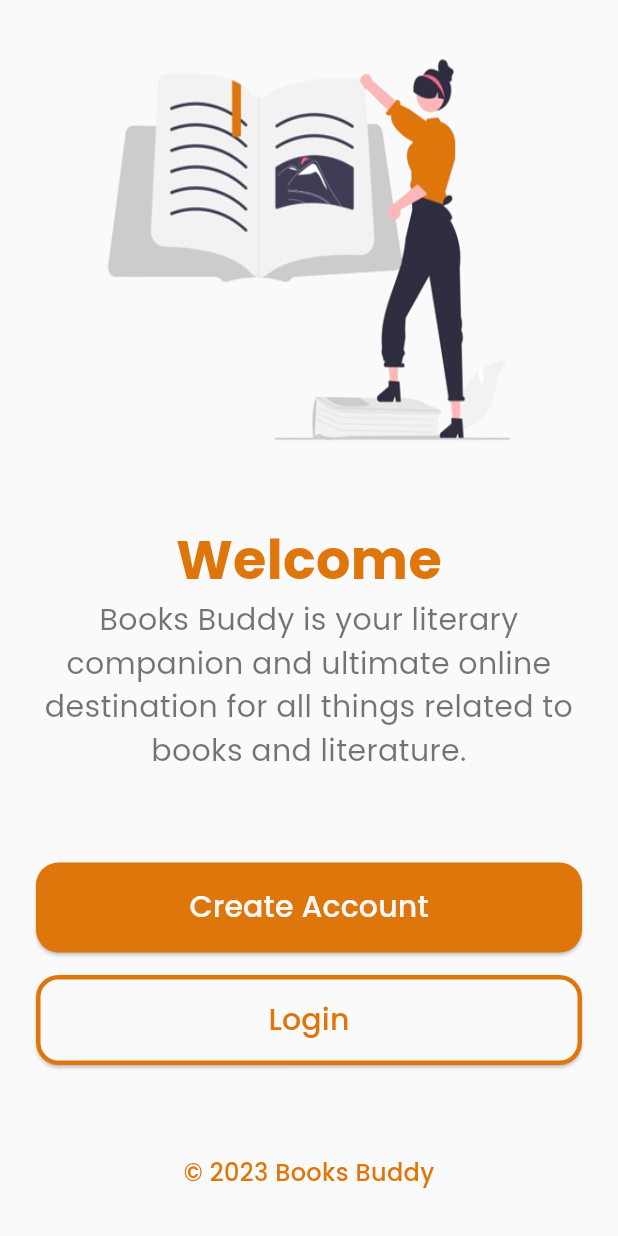
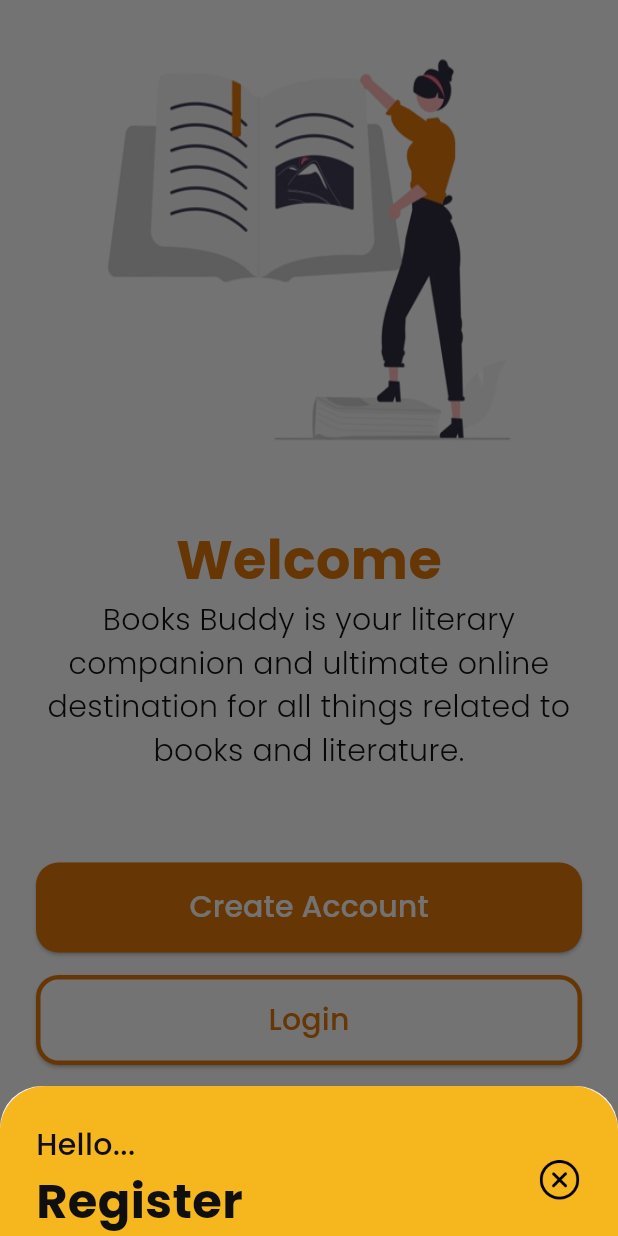
Before and after one commit to jago-bikin-web/books-buddy-mobile, a Flutter app: the screen it shows after launch, after a tap on "Create Account", on a phone screen of 412 x 824 dp. Run offline on Flutter 3.47's test engine with Material 3 defaults, Android fonts, the phone set to English and light mode, and no system bars; our stand-ins replace google_fonts; missing offline and left inert: pbp_django_auth.

Commit message:
feat: asset register dan showmodal register

```diff
--- a/lib/auth/screens/welcome.dart
+++ b/lib/auth/screens/welcome.dart
@@ -1,3 +1,6 @@
+// ignore_for_file: prefer_const_constructors, prefer_const_literals_to_create_immutables
+
+import 'package:books_buddy/shared/shared.dart';
 import 'package:google_fonts/google_fonts.dart';
 import 'package:flutter/material.dart';
 
@@ -7,7 +10,7 @@
   @override
   Widget build(BuildContext context) {
     return Scaffold(
-      backgroundColor: const Color(0xFFFAFAFA),
+      backgroundColor: backgroundColour,
       body: SafeArea(
         bottom: false,
         child: ListView(
@@ -23,19 +26,14 @@
             ),
             Text(
               "Welcome",
-              style: GoogleFonts.poppins(
-                textStyle: const TextStyle(fontSize: 36),
-                color: const Color(0xFFDF760B),
-                fontWeight: FontWeight.bold,
-              ),
+              style: defaultText.copyWith(
+                  color: primaryColour, fontWeight: FontWeight.bold),
               textAlign: TextAlign.center,
             ),
             Text(
               "Books Buddy is your literary companion and ultimate online destination for all things related to books and literature.",
-              style: GoogleFonts.poppins(
-                textStyle: const TextStyle(fontSize: 20),
-                color: Colors.black54,
-              ),
+              style: defaultText.copyWith(
+                  fontSize: 20, fontWeight: FontWeight.w300),
               textAlign: TextAlign.center,
             ),
             const SizedBox(
@@ -45,7 +43,80 @@
               height: 60,
               width: MediaQuery.of(context).size.width - 2 * 24,
               child: ElevatedButton(
-                onPressed: () {},
+                onPressed: () {
+                  // NOTE: MENAMPILKAN MODAL REGISTER
+                  showModalBottomSheet(
+                      context: context,
+                      builder: (context) {
+                        return StatefulBuilder(builder:
+                            (BuildContext context, StateSetter setState) {
+                          return Wrap(
+                            children: [
+                              Container(
+                                color: Colors.transparent,
+                                child: Container(
+                                  decoration: BoxDecoration(
+                                      color: secondaryColour,
+                                      borderRadius: const BorderRadius.only(
+                                          topLeft: Radius.circular(30),
+                                          topRight: Radius.circular(30))),
+                                  child: Container(
+                                    margin: const EdgeInsets.symmetric(
+                                        horizontal: 24),
+                                    child: Column(
+                                      crossAxisAlignment:
+                                          CrossAxisAlignment.start,
+                                      children: [
+                                        SizedBox(
+                                          height: 25,
+                                        ),
+                                        Row(
+                                          children: [
+                                            Column(
+                                              crossAxisAlignment:
+                                                  CrossAxisAlignment.start,
+                                              children: [
+                                                Text(
+                                                  "Hello...",
+                                                  style: defaultText.copyWith(
+                                                      fontSize: 20,
+                                                      color: blackColour),
+                                                ),
+                                                Text(
+                                                  "Register",
+                                                  style: defaultText.copyWith(
+                                                      fontSize: 32,
+                                                      color: blackColour,
+                                                      fontWeight:
+                                                          FontWeight.bold),
+                                                ),
+                                              ],
+                                            ),
+                                            Spacer(),
+                                            Center(
+                                              child: InkWell(
+                                                onTap: () {
+                                                  Navigator.pop(context);
+                                                },
+                                                child: Image.asset(
+                                                  "assets/images/close.png",
+                                                  height: 30,
+                                                  width: 30,
+                                                ),
+                                              ),
+                                            )
+                                          ],
+                                        )
+                                      ],
+                                    ),
+                                  ),
+                                ),
+                              )
+                            ],
+                          );
+                        });
+                      });
+                },
                 style: ElevatedButton.styleFrom(
                     backgroundColor: const Color(0xFFDF760B),
                     shape: RoundedRectangleBorder(
@@ -53,11 +124,8 @@
                     )),
                 child: Text(
                   "Create Account",
-                  style: GoogleFonts.poppins(
-                    textStyle: const TextStyle(fontSize: 20),
-                    color: const Color(0xFFFAFAFA),
-                    fontWeight: FontWeight.w500,
-                  ),
+                  style: defaultText.copyWith(
+                      fontSize: 20, color: backgroundColour),
                 ),
               ),
             ),
@@ -70,21 +138,18 @@
               child: ElevatedButton(
                 onPressed: () {},
                 style: ElevatedButton.styleFrom(
-                    backgroundColor: const Color(0xFFFAFAFA),
+                    backgroundColor: backgroundColour,
                     shape: RoundedRectangleBorder(
-                      side: const BorderSide(
-                        color: Color(0xFFDF760B),
+                      side: BorderSide(
+                        color: primaryColour,
                         width: 3,
                       ),
                       borderRadius: BorderRadius.circular(15),
                     )),
                 child: Text(
                   "Login",
-                  style: GoogleFonts.poppins(
-                    textStyle: const TextStyle(fontSize: 20),
-                    color: const Color(0xFFDF760B),
-                    fontWeight: FontWeight.w500,
-                  ),
+                  style:
+                      defaultText.copyWith(fontSize: 20, color: primaryColour),
                 ),
               ),
             ),
--- a/lib/main.dart
+++ b/lib/main.dart
@@ -1,4 +1,5 @@
 import 'package:books_buddy/auth/screens/welcome.dart';
+import 'package:books_buddy/shared/shared.dart';
 import 'package:flutter/material.dart';
 import 'package:pbp_django_auth/pbp_django_auth.dart';
 import 'package:provider/provider.dart';
@@ -17,9 +18,12 @@
         CookieRequest request = CookieRequest();
         return request;
       },
-      child: const MaterialApp(
+      child: MaterialApp(
         debugShowCheckedModeBanner: false,
-        home: WelcomePage(),
+        theme: ThemeData(
+          primaryColor: backgroundColour,
+        ),
+        home: const WelcomePage(),
       ),
     );
   }
--- /dev/null
+++ b/lib/shared/shared.dart
@@ -0,0 +1,12 @@
+import 'package:flutter/material.dart';
+import 'package:google_fonts/google_fonts.dart';
+
+Color backgroundColour = const Color(0xFFFAFAFA);
+Color primaryColour = const Color(0xFFDF760B);
+Color secondaryColour = const Color(0xFFF6B61E);
+Color tertiaryColour = const Color(0xFFFFEBAF);
+Color blackColour = const Color(0xFF0F0F0F);
+Color whiteColour = Colors.white;
+
+TextStyle defaultText = GoogleFonts.poppins(
+    fontSize: 36, color: blackColour, fontWeight: FontWeight.w500);
```
Also changed, not shown: assets/images/close.png (added).
